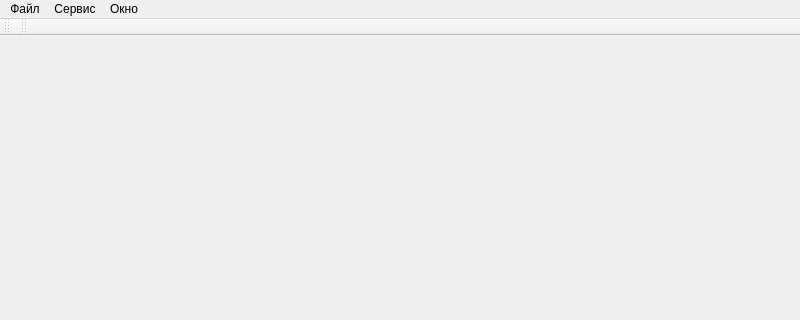
First picture: the form in RsResEditor/mainwindow.ui, repository Smitt64/ResEditor, before the edit; both pictures show x 0 to 800 and y 0 to 320 of the 800 by 600 pixel window.
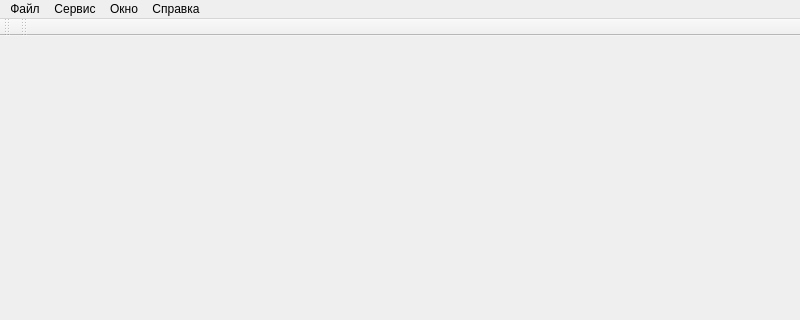
Second picture: the form after the edit. Icons and pictures are not drawn.

Patch:
```diff
--- a/RsResEditor/mainwindow.ui
+++ b/RsResEditor/mainwindow.ui
@@ -46,9 +46,16 @@
     </property>
     <addaction name="action"/>
    </widget>
+   <widget class="QMenu" name="menu_3">
+    <property name="title">
+     <string>Справка</string>
+    </property>
+    <addaction name="actionAbout"/>
+   </widget>
    <addaction name="menu"/>
    <addaction name="menu_2"/>
    <addaction name="menuWindow"/>
+   <addaction name="menu_3"/>
   </widget>
   <widget class="QStatusBar" name="statusbar"/>
   <widget class="QToolBar" name="toolBar">
```
Left out of the diff: 5 changed lines with no effect on the pictures.
